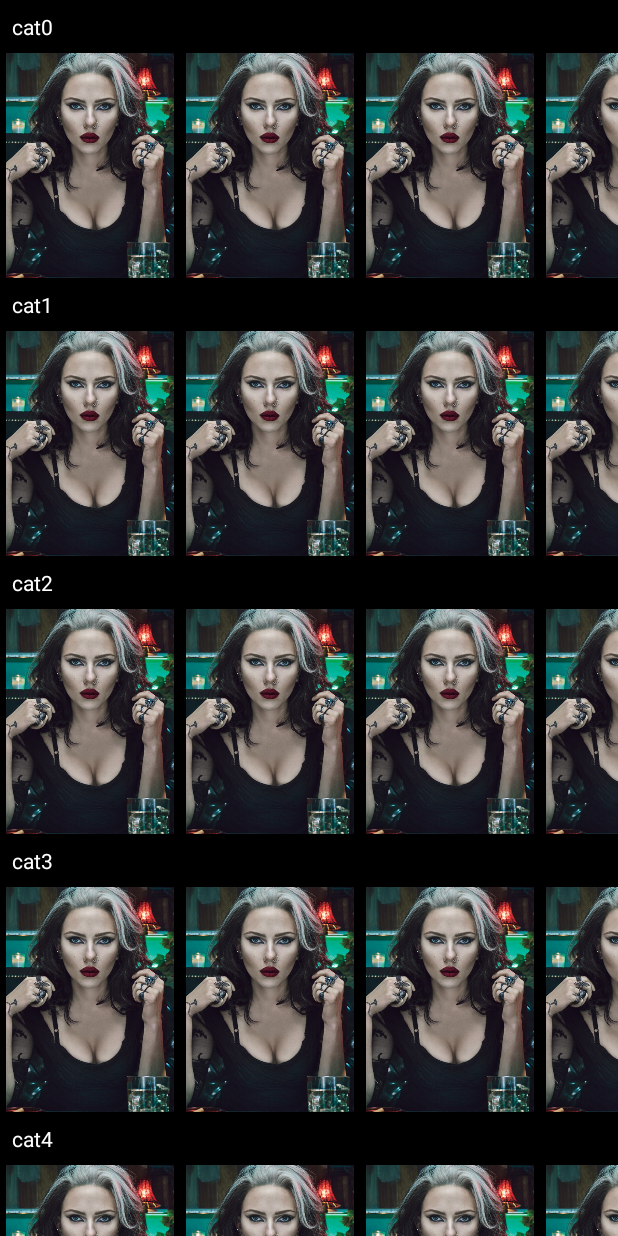
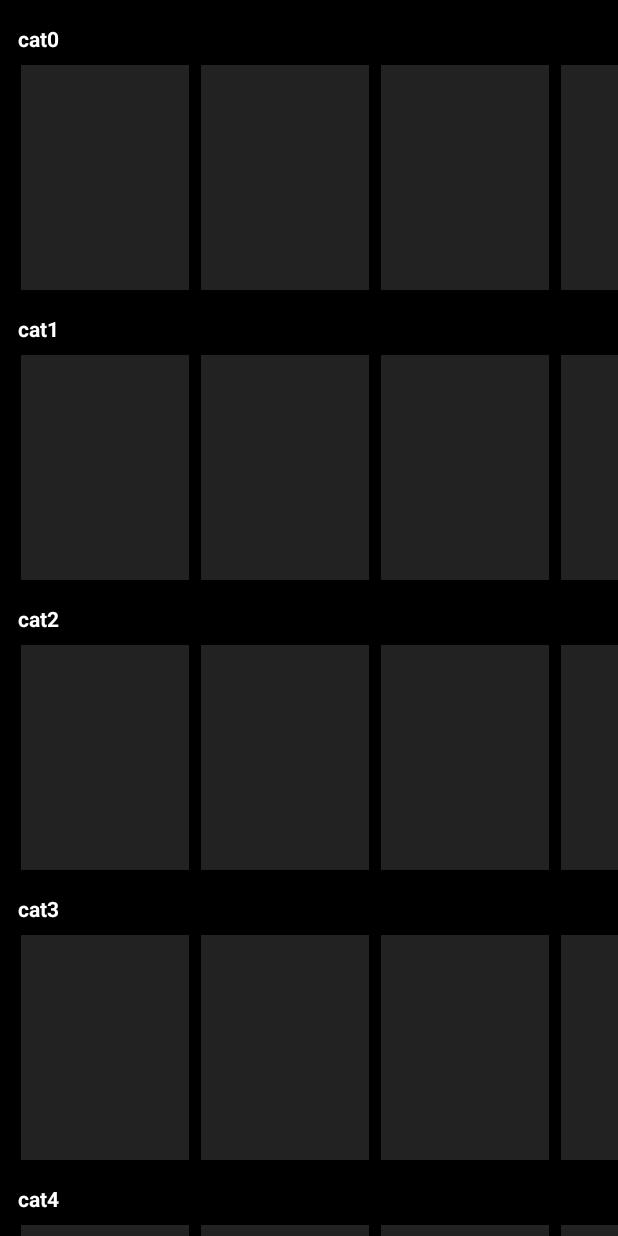
Before and after one commit to costarafaelhugo/Netflix-Java-Clone, an Android app: the screen it shows after launch (MainActivity), on a phone screen of 412 x 824 dp. Run offline under Robolectric (Android 15) with nearby library versions, the phone set to English and light mode, and no system bars.

Commit message:
Mockei os Placeholders e fiz  Ajustes no Carrossel

```diff
--- a/app/src/main/java/com/hugorafaelcosta/netflixjavaversion/MainActivity.java
+++ b/app/src/main/java/com/hugorafaelcosta/netflixjavaversion/MainActivity.java
@@ -35,7 +35,7 @@ public class MainActivity extends AppCompatActivity {
             List<Movie> movies = new ArrayList<>();
             for (int i = 0; i < 30; i++) {
                 Movie movie = new Movie();
-                movie.setCoverUrl(R.drawable.movie);
+//                movie.setCoverUrl(R.drawable.movie);
                 movies.add(movie);
             }
             category.setMovies(movies);
@@ -108,7 +108,7 @@ public class MainActivity extends AppCompatActivity {
         @Override
         public void onBindViewHolder(@NonNull MovieHolder holder, int position) {
          Movie movie = movies.get(position);
-            holder.imageViewCover.setImageResource(movie.getCoverUrl());
+//            holder.imageViewCover.setImageResource(movie.getCoverUrl());
         }
 
         @Override
--- /dev/null
+++ b/app/src/main/res/drawable/placeholde_bg.xml
@@ -0,0 +1,10 @@
+<?xml version="1.0" encoding="utf-8"?>
+<shape xmlns:android="http://schemas.android.com/apk/res/android">
+
+    <solid android:color="@color/colorGrayDark" />
+
+    <size
+        android:width="600dp"
+        android:height="336dp" />
+
+</shape>
--- a/app/src/main/res/layout/category_item.xml
+++ b/app/src/main/res/layout/category_item.xml
@@ -11,9 +11,10 @@
         android:id="@+id/text_view_title"
         android:layout_width="wrap_content"
         android:layout_height="wrap_content"
-        android:layout_marginStart="8dp"
-        android:layout_marginTop="8dp"
+        android:layout_marginStart="12dp"
+        android:layout_marginTop="16dp"
         android:text="Aventura"
+        android:textStyle="bold"
         android:textColor="@android:color/white"
         app:layout_constraintStart_toStartOf="parent"
         app:layout_constraintTop_toTopOf="parent" />
@@ -23,6 +24,9 @@
         android:layout_width="match_parent"
         android:layout_height="150dp"
         android:layout_marginTop="8dp"
+        android:paddingStart="10dp"
+        android:paddingEnd="10dp"
+        android:clipToPadding="false"
         app:layout_constraintStart_toStartOf="parent"
         app:layout_constraintEnd_toEndOf="parent"
         app:layout_constraintTop_toBottomOf="@id/text_view_title"
--- a/app/src/main/res/layout/movie_item.xml
+++ b/app/src/main/res/layout/movie_item.xml
@@ -13,7 +13,7 @@
         android:scaleType="centerCrop"
         android:layout_marginStart="4dp"
         android:layout_marginEnd="4dp"
-        android:src="@drawable/movie"
+        android:src="@drawable/placeholde_bg"
         app:layout_constraintDimensionRatio="w, 3:4"
         app:layout_constraintEnd_toEndOf="parent"
         app:layout_constraintStart_toStartOf="parent"
--- a/app/src/main/res/values/colors.xml
+++ b/app/src/main/res/values/colors.xml
@@ -4,5 +4,6 @@
     <color name="colorPrimary">#000000</color>
     <color name="colorPrimaryDark">#000000</color>
     <color name="colorAccent">#D81B60</color>
+    <color name="colorGrayDark">#222222</color>
 
 </resources>
```
